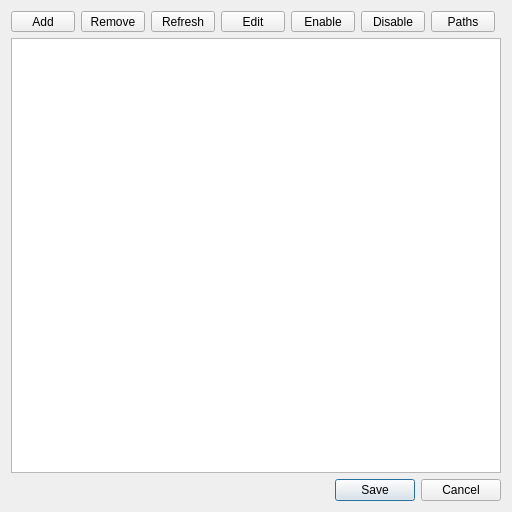
Old version of the form core/ui/job_management_ui.ui in the repository mjbonnington/icarus-gps.
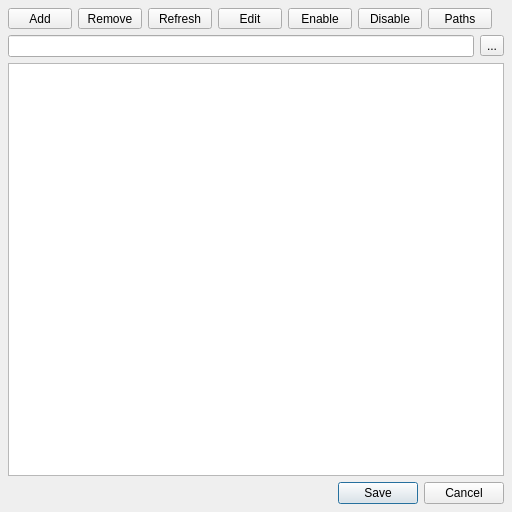
New version of the form. Icons and pictures are not drawn.

Commit message: Added search filter box to job management dialog

Patch:
```diff
--- a/core/ui/job_management_ui.ui
+++ b/core/ui/job_management_ui.ui
@@ -17,6 +17,9 @@
    <bool>true</bool>
   </property>
   <layout class="QVBoxLayout" name="verticalLayout">
+   <property name="margin">
+    <number>8</number>
+   </property>
    <item>
     <widget class="QFrame" name="renderQueueToolbar_frame">
      <property name="frameShape">
@@ -255,6 +258,37 @@
      </layout>
     </widget>
    </item>
+   <item>
+    <layout class="QHBoxLayout" name="searchFilter_horizontalLayout">
+     <item>
+      <widget class="QLineEdit" name="searchFilter_lineEdit">
+       <property name="toolTip">
+        <string>&lt;html&gt;&lt;head/&gt;&lt;body&gt;&lt;p&gt;Search filter box&lt;/p&gt;&lt;/body&gt;&lt;/html&gt;</string>
+       </property>
+      </widget>
+     </item>
+     <item>
+      <widget class="QToolButton" name="searchFilterClear_toolButton">
+       <property name="toolTip">
+        <string>&lt;html&gt;&lt;head/&gt;&lt;body&gt;&lt;p&gt;Clear the search filter box&lt;/p&gt;&lt;/body&gt;&lt;/html&gt;</string>
+       </property>
+       <property name="text">
+        <string>...</string>
+       </property>
+       <property name="icon">
+        <iconset resource="rsc.qrc">
+         <normaloff>:/rsc/rsc/icon_cross.png</normaloff>:/rsc/rsc/icon_cross.png</iconset>
+       </property>
+       <property name="iconSize">
+        <size>
+         <width>15</width>
+         <height>15</height>
+        </size>
+       </property>
+      </widget>
+     </item>
+    </layout>
+   </item>
    <item>
     <widget class="QListWidget" name="jobs_listWidget">
      <property name="alternatingRowColors">
```
Left out of the diff: 18 changed lines with no effect on the pictures. The commit also changes 2 other files.
